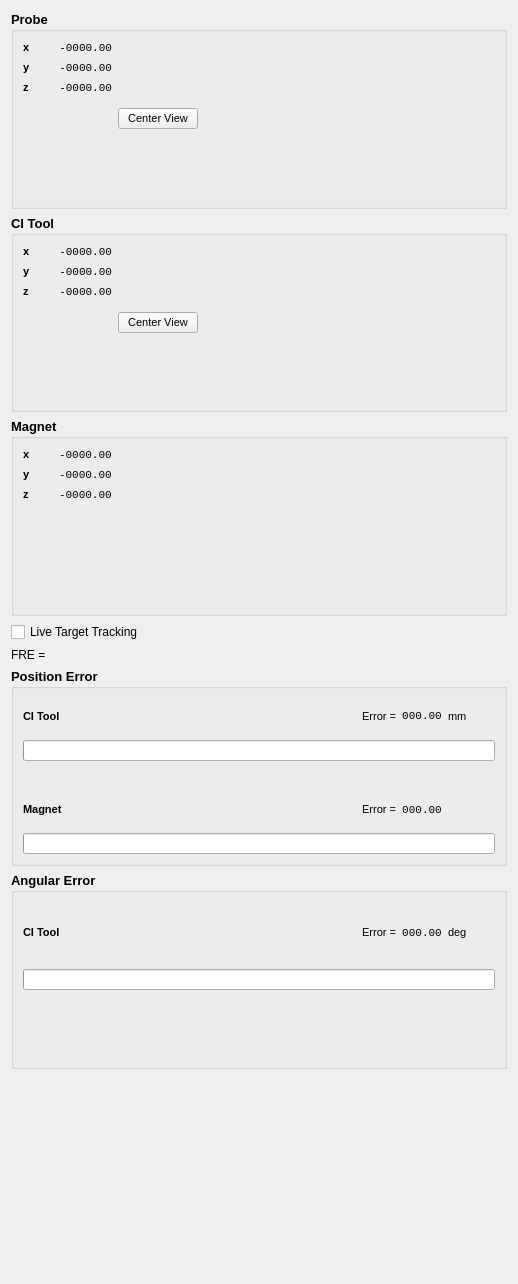
Above: vtk_test/Info.ui from tlbruns/CI-Guidance before the change. Below: the same form after it.
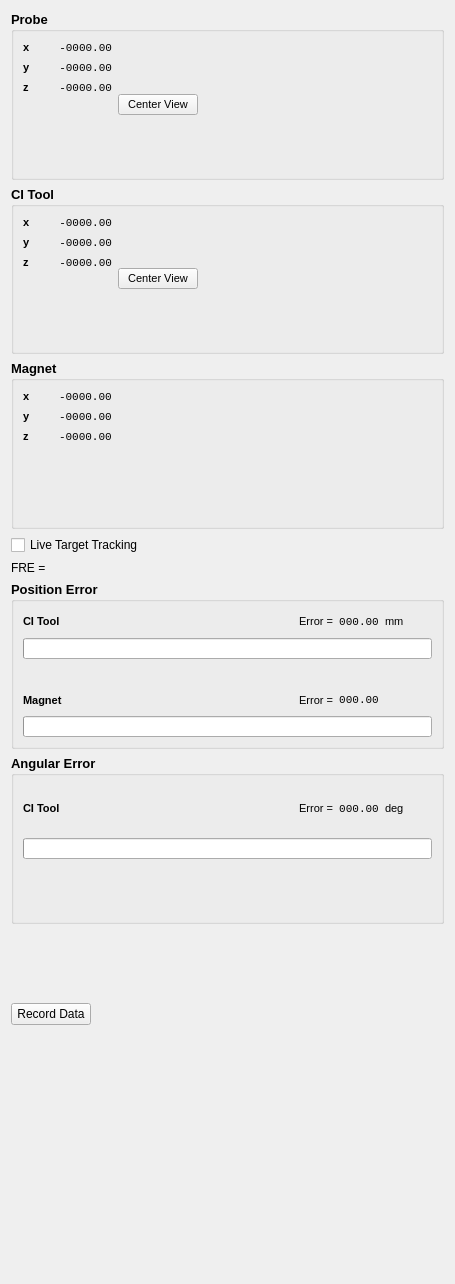
That is the form after the change. Icons and pictures are not drawn.

What changed in the file:
```diff
--- a/vtk_test/Info.ui
+++ b/vtk_test/Info.ui
@@ -6,7 +6,7 @@
    <rect>
     <x>0</x>
     <y>0</y>
-    <width>518</width>
+    <width>455</width>
     <height>1284</height>
    </rect>
   </property>
@@ -957,6 +957,52 @@
      </layout>
     </widget>
    </item>
+   <item>
+    <layout class="QHBoxLayout" name="horizontalLayout_4">
+     <property name="spacing">
+      <number>3</number>
+     </property>
+     <property name="sizeConstraint">
+      <enum>QLayout::SetMinimumSize</enum>
+     </property>
+     <item>
+      <widget class="QPushButton" name="button_recordData">
+       <property name="sizePolicy">
+        <sizepolicy hsizetype="Preferred" vsizetype="Fixed">
+         <horstretch>0</horstretch>
+         <verstretch>0</verstretch>
+        </sizepolicy>
+       </property>
+       <property name="text">
+        <string>Record Data</string>
+       </property>
+      </widget>
+     </item>
+     <item>
+      <widget class="QLabel" name="label_recordData">
+       <property name="text">
+        <string/>
+       </property>
+      </widget>
+     </item>
+     <item>
+      <spacer name="horizontalSpacer_9">
+       <property name="orientation">
+        <enum>Qt::Horizontal</enum>
+       </property>
+       <property name="sizeType">
+        <enum>QSizePolicy::Preferred</enum>
+       </property>
+       <property name="sizeHint" stdset="0">
+        <size>
+         <width>300</width>
+         <height>1</height>
+        </size>
+       </property>
+      </spacer>
+     </item>
+    </layout>
+   </item>
    <item>
     <layout class="QHBoxLayout" name="Logos">
      <property name="spacing">
```
